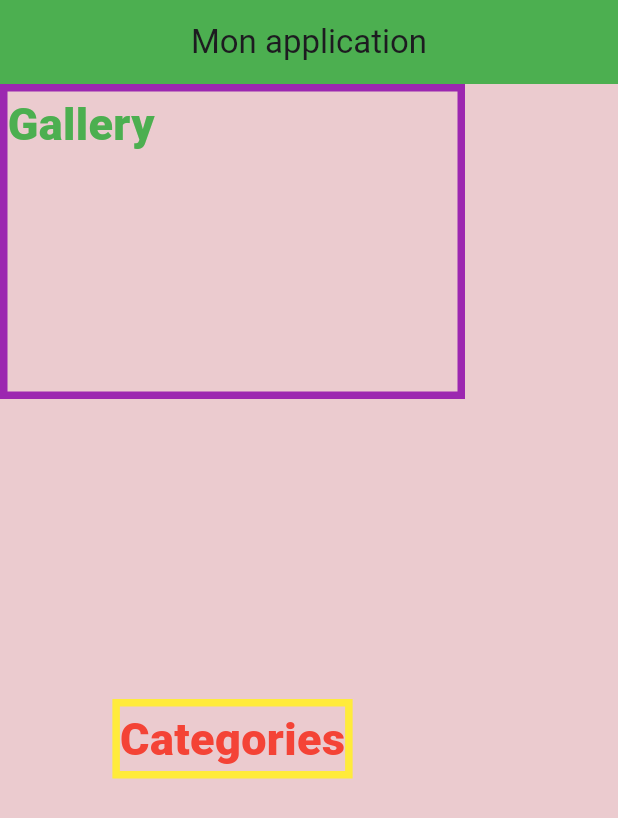
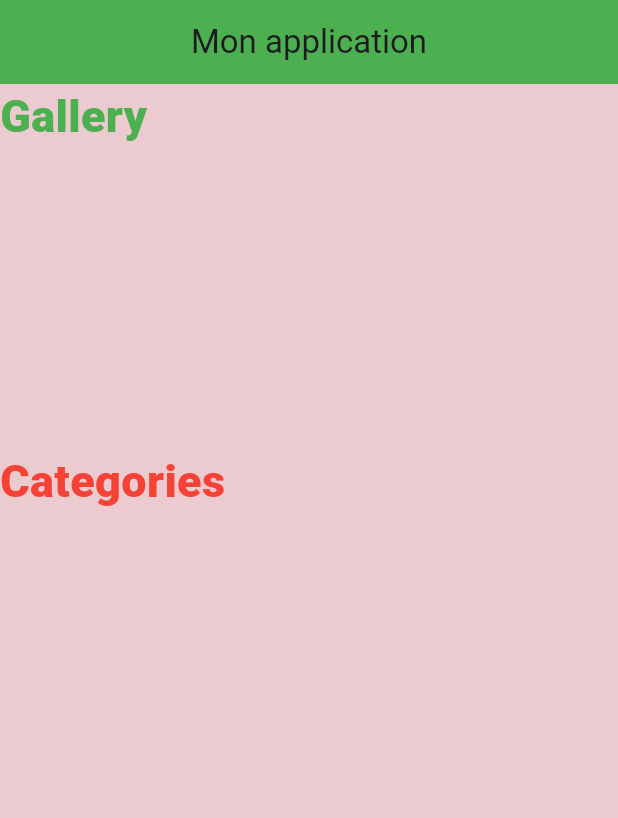
Before and after one commit to Frejo004/flutter_gallery_application, a Flutter app: the screen it shows after launch, on a phone screen of 412 x 824 dp. Shown: the top 818 px of the screen. Run offline on Flutter 3.47's test engine with Material 3 defaults, Android fonts, the phone set to English and light mode, and no system bars.

Commit message:
Alignement des éléments dans MainController et simplification des conteneurs pour les widgets Gallery et Categories

```diff
--- a/lib/screen/home.dart
+++ b/lib/screen/home.dart
@@ -1,5 +1,4 @@
 import 'package:flutter/material.dart';
-
 
 class MainController extends StatelessWidget {
   const MainController({
@@ -9,24 +8,16 @@ class MainController extends StatelessWidget {
   @override
   Widget build(BuildContext context) {
     return Column(
+      //alligner les éléments au début crossAxisAlignment
+      crossAxisAlignment: CrossAxisAlignment.start,
       children: [
         Container(
-          decoration: BoxDecoration(
-          border: Border.all(width: 5, color: Colors.purple),
-        ),
-        child: SizedBox(
-          height: 200,
-          width: 300,
           child: Gallery(),
         ),
-        ),
-        SizedBox(
-          height:200),
+
+        SizedBox(height: 200),
 
         Container(
-          decoration: BoxDecoration(
-          border: Border.all(width: 5, color: Colors.yellow),
-        ),
           child: Categories(),
         ),
       ],
@@ -59,13 +50,17 @@ class Gallery extends StatelessWidget {
 
   @override
   Widget build(BuildContext context) {
-    return Container(
+    return Column(
+      children: [
+        Container(
           child: Text("Gallery",
               style: TextStyle(
                 fontSize: 30,
                 color: Colors.green[500],
                 fontWeight: FontWeight.w900,
               )),
+        ),
+      ],
     );
   }
 }
```
Lines whose indentation alone changed are shown as unchanged.
